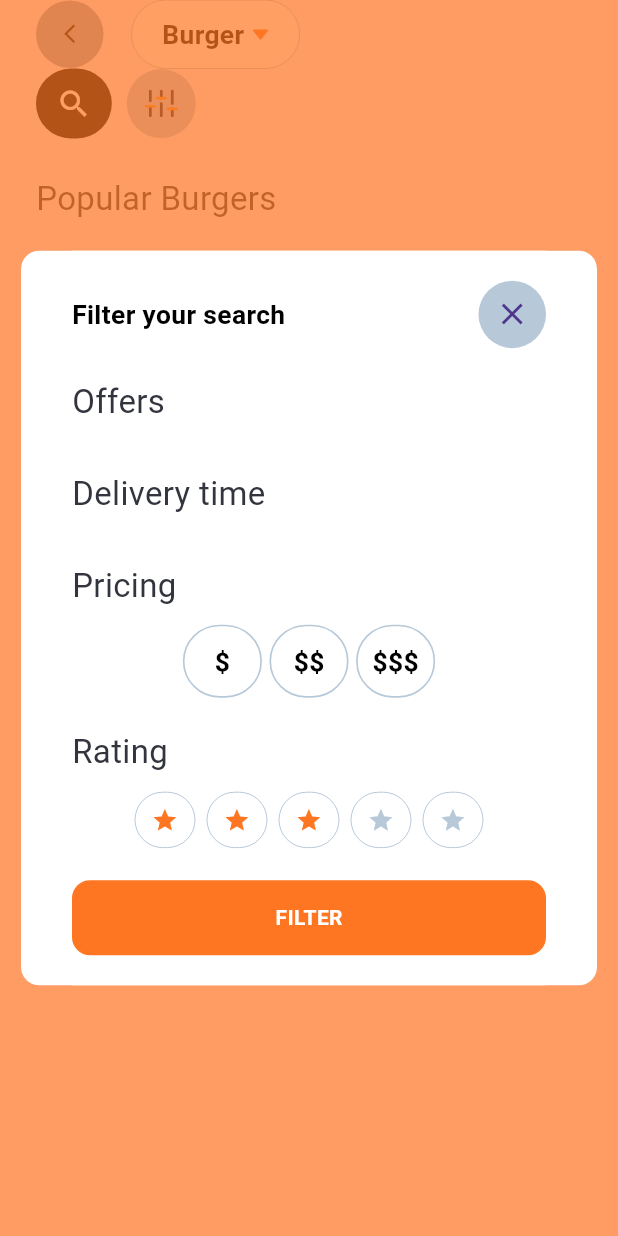
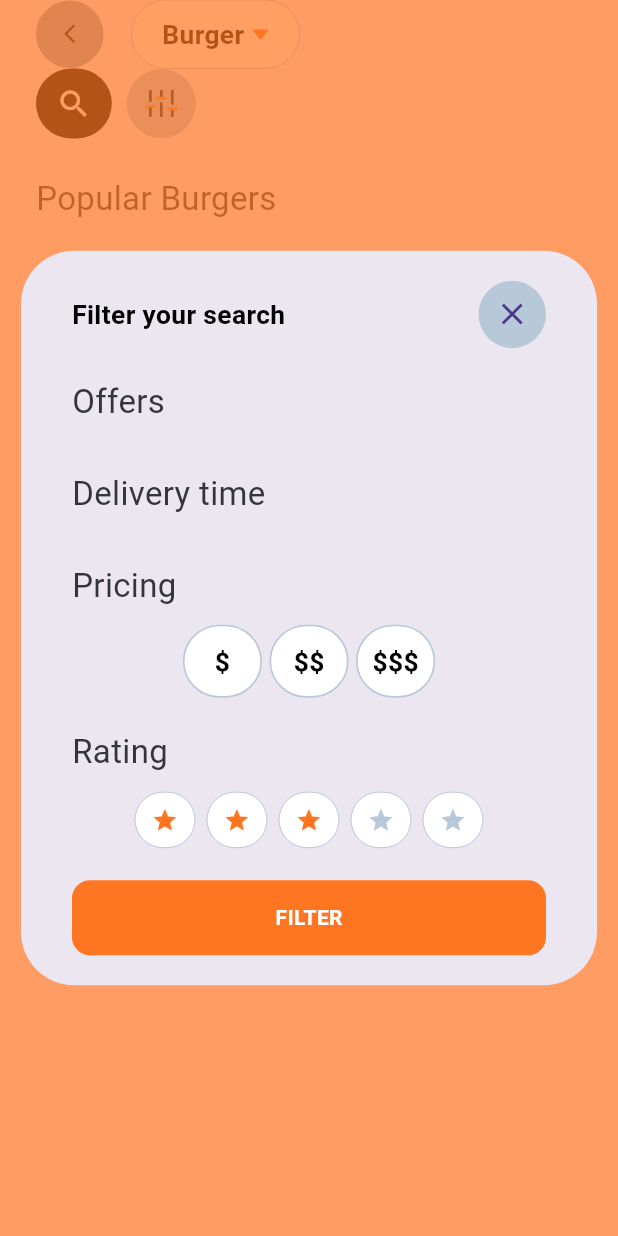
Before and after one commit to Teewhydot/food, a Flutter app: the Food screen opened by its route, after a tap on an icon or button, on a phone screen of 412 x 824 dp. Run offline on Flutter 3.47's test engine with Material 3 defaults, Android fonts, the phone set to English and light mode, and no system bars; drawn by our look-alikes of flutter_rating_bar; our stand-ins replace avatar_glow, bloc, cached_network_image, carousel_slider, contained_tab_bar_view, dartz and 21 more; missing offline and left inert: flutter_sliding_box; accounts and stored records are empty; generated files the repository leaves out were written again; Roboto replaces fonts that are missing (Sen).

Commit message:
Fix home dialog UI and configure FVM
This commit includes the following changes:
- Configured FVM to use Flutter version 3.29.3.
- Updated the home screen dialog UI by adjusting its width and spacing.
- Removed the background color from the dialog in `AppUtils` to allow gradient backgrounds.
- Added `.fvm/` to the `.gitignore` file.
- Made a minor formatting adjustment in the tracking screen.

```diff
--- a/lib/food/core/utils/app_utils.dart
+++ b/lib/food/core/utils/app_utils.dart
@@ -35,15 +35,13 @@ class DFoodUtils {
           child: Dialog(
             clipBehavior: Clip.none,
             insetPadding: insetPadding,
-            backgroundColor: kWhiteColor,
             shape: RoundedRectangleBorder(
-              borderRadius: BorderRadius.circular(12).r,
+              borderRadius: BorderRadius.circular(35).r,
             ),
             child: Container(
               width: width.w,
               height: height,
               decoration: BoxDecoration(
-                color: kWhiteColor,
                 borderRadius: BorderRadius.circular(35).r,
               ),
               padding:
--- a/lib/food/features/tracking/presentation/screens/tracking.dart
+++ b/lib/food/features/tracking/presentation/screens/tracking.dart
@@ -48,6 +48,7 @@ class _TrackingOrderState extends State<TrackingOrder> {
   );
   @override
   Widget build(BuildContext context) {
+
     return FScaffold(
       body: Stack(
         children: [
```
Also changed, not shown: lib/food/features/home/presentation/screens/home.dart (+8 -8 lines), 2 other files.
